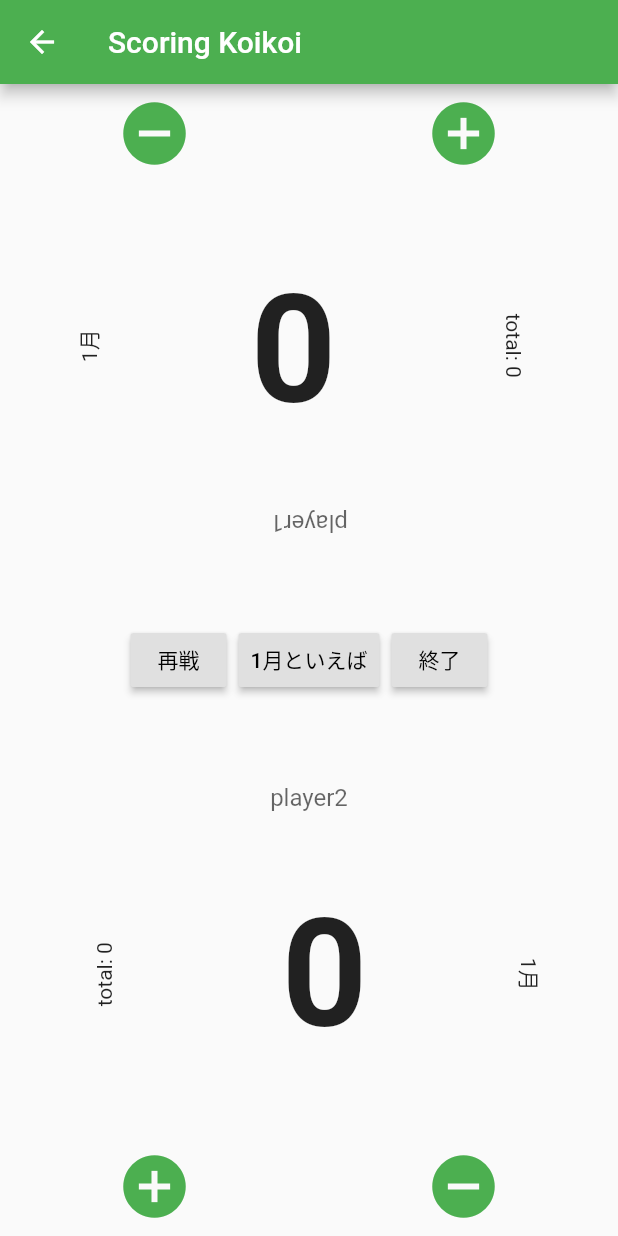
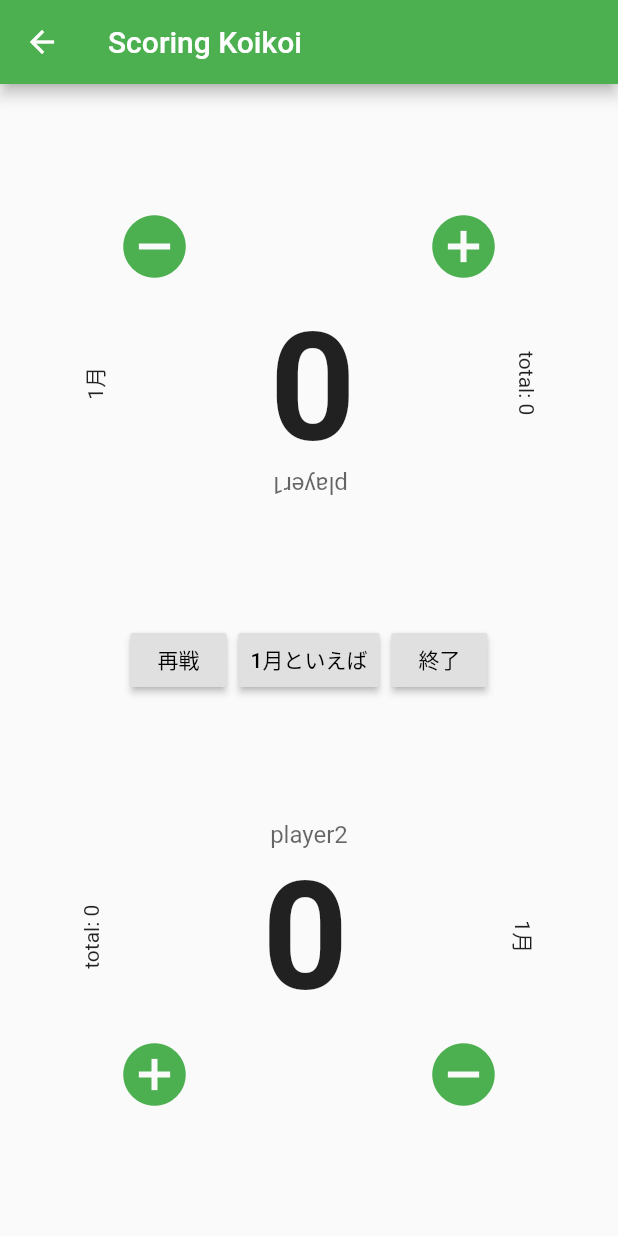
Before and after one commit to kuroino721/scoring_hanafuda, a Flutter app: the KoikoiPage screen opened by its route, on a phone screen of 412 x 824 dp. Run offline on Flutter 3.47's test engine with Material 2 defaults, Android fonts, the light colour scheme and no system bars.

Commit message:
rotateの残像をけした

```diff
--- a/lib/main.dart
+++ b/lib/main.dart
@@ -169,13 +169,15 @@ class KoikoiState extends State<KoikoiPage> {
       child: Row(
         mainAxisAlignment: MainAxisAlignment.spaceAround,
         children: <Widget>[
-          Transform.rotate(
-            angle: -math.pi / 2,
+          RotatedBox(
+            quarterTurns: 3,
             child: _showTotalScoreOfPlayer(numOfPlayer),
           ),
-          _showScoreOfPlayer(numOfPlayer),
-          Transform.rotate(
-            angle: math.pi / 2,
+          Center(
+            child: _showScoreOfPlayer(numOfPlayer),
+          ),
+          RotatedBox(
+            quarterTurns: 1,
             child: _showMonth(),
           ),
         ],
@@ -309,6 +311,20 @@ class KoikoiState extends State<KoikoiPage> {
     );
   }
 
+  //Player1人分の情報全て
+  _showFieldOfPlayer(int numOfPlayer) {
+    return Container(
+      child: Column(
+        mainAxisAlignment: MainAxisAlignment.spaceBetween,
+        children: <Widget>[
+          _showNameOfPlayer(numOfPlayer),
+          _showInfoOfPlayer(numOfPlayer),
+          _buttonToScore(numOfPlayer),
+        ],
+      ),
+    );
+  }
+
   //全体のレイアウト
   @override
   Widget build(BuildContext context) {
@@ -318,24 +334,14 @@ class KoikoiState extends State<KoikoiPage> {
       ),
       body: Container(
         child: Column(
-          mainAxisAlignment: MainAxisAlignment.spaceBetween,
+          mainAxisAlignment: MainAxisAlignment.spaceEvenly,
           children: <Widget>[
             Transform.rotate(
               angle: math.pi,
-              child: _buttonToScore(1),
-            ),
-            Transform.rotate(
-              angle: math.pi,
-              child: _showInfoOfPlayer(1),
-            ),
-            Transform.rotate(
-              angle: math.pi,
-              child: _showNameOfPlayer(1),
+              child: _showFieldOfPlayer(1),
             ),
             _centerBar(),
-            _showNameOfPlayer(2),
-            _showInfoOfPlayer(2),
-            _buttonToScore(2)
+            _showFieldOfPlayer(2),
           ],
         ),
       ),
```
